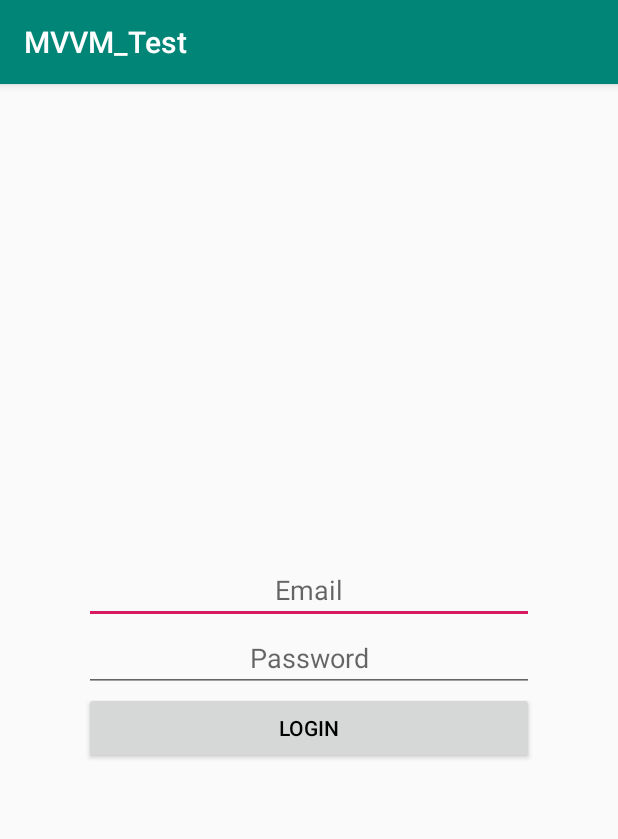
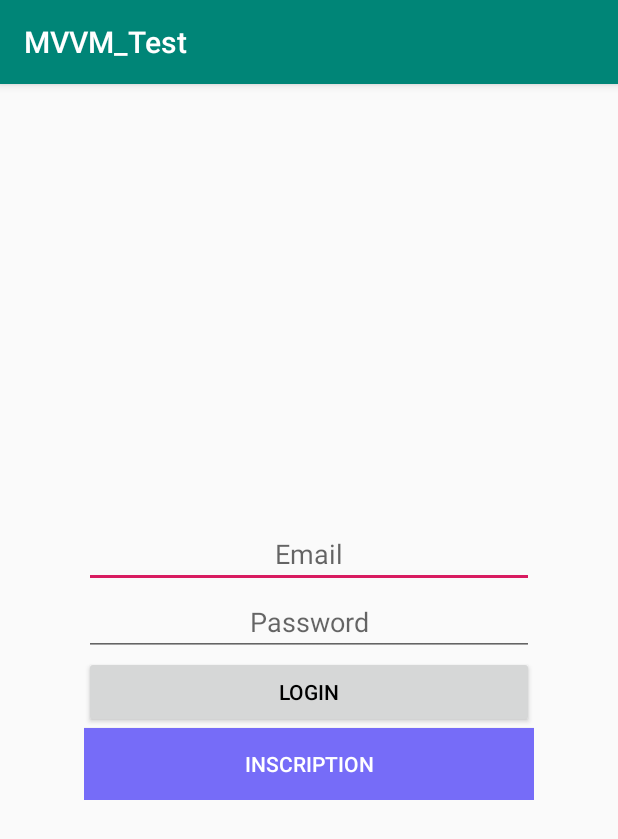
Before and after one commit to badrkoukiOrca/MVVM_Test, an Android app: the screen it shows after launch (MainActivity), on a phone screen of 412 x 824 dp. Shown: the top 839 px of the screen. Run offline under Robolectric (Android 15) with nearby library versions, the phone set to English and light mode, and no system bars; our stand-ins replace data binding.

Commit message:
Second commit added Inscri Activity

```diff
--- a/app/src/main/AndroidManifest.xml
+++ b/app/src/main/AndroidManifest.xml
@@ -3,12 +3,14 @@
     package="test.android.orca.com.mvvm_test">
 
     <application
+        android:name="test.android.orca.com.mvvm_test.view.GlobalActivity"
         android:allowBackup="true"
         android:icon="@mipmap/ic_launcher"
         android:label="@string/app_name"
         android:roundIcon="@mipmap/ic_launcher_round"
         android:supportsRtl="true"
         android:theme="@style/AppTheme">
+        <activity android:name=".view.InscriptionActivity"></activity>
         <activity android:name=".view.MainActivity">
             <intent-filter>
                 <action android:name="android.intent.action.MAIN" />
--- /dev/null
+++ b/app/src/main/java/test/android/orca/com/mvvm_test/view/GlobalActivity.java
@@ -0,0 +1,19 @@
+package test.android.orca.com.mvvm_test.view;
+
+import android.app.Application;
+import android.content.Context;
+
+public class GlobalActivity extends Application {
+    private static Context appContext;
+    public void onCreate() {
+        super.onCreate();
+        appContext = getApplicationContext();
+
+        /* If you has other classes that need context object to initialize when application is created,
+         you can use the appContext here to process. */
+    }
+
+    public static Context getAppContext() {
+        return appContext;
+    }
+}
--- a/app/src/main/res/layout/activity_main.xml
+++ b/app/src/main/res/layout/activity_main.xml
@@ -5,6 +5,9 @@
         <variable
             name="viewModel"
             type="test.android.orca.com.mvvm_test.viewmodel.LoginViewModel" />
+        <variable
+            name="mainActivity"
+            type="test.android.orca.com.mvvm_test.view.GlobalActivity" />
     </data>
     <RelativeLayout
         android:layout_width="match_parent"
@@ -38,6 +41,13 @@
                 android:layout_width="300dp"
                 bind:toastMessage="@{viewModel.toastMessage}"
                 android:layout_height="wrap_content" />
+            <Button
+                android:background="#766CF8"
+                android:text="INSCRIPTION"
+                android:textColor="#FFF"
+                android:onClick="@{()->viewModel.startNewActivity(mainActivity.getAppContext())}"
+                android:layout_width="300dp"
+                android:layout_height="wrap_content" />
         </LinearLayout>
     </RelativeLayout>
 </layout>
```
Also changed, not shown: app/src/main/java/test/android/orca/com/mvvm_test/model/User.java (+40 -0 lines), app/src/main/java/test/android/orca/com/mvvm_test/view/InscriptionActivity.java (added, +34 -0 lines), app/src/main/java/test/android/orca/com/mvvm_test/viewmodel/InscriViewModel.java (added, +49 -0 lines), app/src/main/java/test/android/orca/com/mvvm_test/viewmodel/LoginViewModel.java (+16 -0 lines), app/src/main/res/layout/activity_inscription.xml (added, +52 -0 lines).
